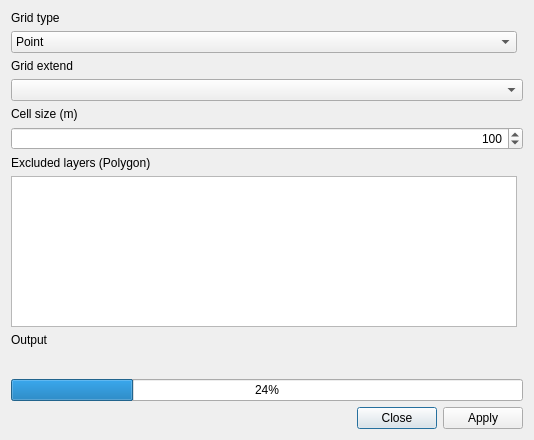
Old version of the form forms/urscape_creategrid_form.ui in the repository thangqd/URSCAPE.
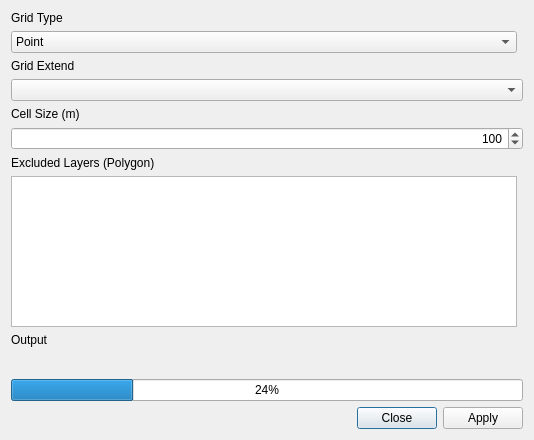
New version of the form. Custom widgets are drawn as their Qt base class.

The edit to the form file:
```diff
--- a/forms/urscape_creategrid_form.ui
+++ b/forms/urscape_creategrid_form.ui
@@ -49,28 +49,28 @@
      <item row="0" column="0">
       <widget class="QLabel" name="LblGridType">
        <property name="text">
-        <string>Grid type</string>
+        <string>Grid Type</string>
        </property>
       </widget>
      </item>
      <item row="4" column="0" colspan="2">
       <widget class="QLabel" name="LblCellsize">
        <property name="text">
-        <string>Cell size (m)</string>
+        <string>Cell Size (m)</string>
        </property>
       </widget>
      </item>
      <item row="6" column="0">
       <widget class="QLabel" name="LblLayers">
        <property name="text">
-        <string>Excluded layers (Polygon)</string>
+        <string>Excluded Layers (Polygon)</string>
        </property>
       </widget>
      </item>
      <item row="2" column="0" colspan="2">
       <widget class="QLabel" name="LblGridExtend">
        <property name="text">
-        <string>Grid extend</string>
+        <string>Grid Extend</string>
        </property>
       </widget>
      </item>
```
